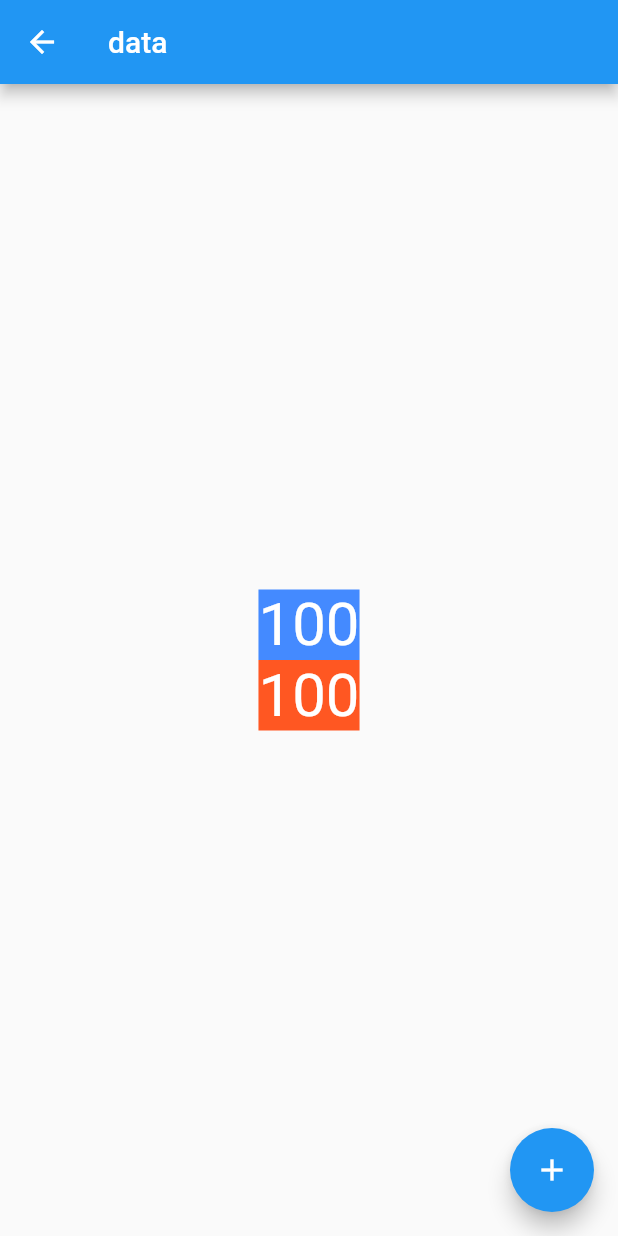
After one commit to AlexanderYeah/AwsomeFlutterPlayground, a Flutter app: the InheritedDmeoPage screen opened by its route, on a phone screen of 412 x 824 dp. The commit adds this screen. Run offline on Flutter 3.47's test engine with Material 2 defaults, Android fonts, the phone set to English and light mode, and no system bars; our stand-ins replace camera, dio, flutter_screenutil, get, permission_handler, shared_preferences and 1 more; accounts and stored records are empty.

Commit message:
InheritedWidget 的使用

```diff
--- a/awsome_flutter/lib/jiezhi/localData/jz_local_data.dart
+++ b/awsome_flutter/lib/jiezhi/localData/jz_local_data.dart
@@ -68,6 +68,12 @@ List jz_state_data = [
     "tips":
         "GetX 因为不需要上下文，突破了InheritedWidget的限制，我们可以在全局和模块间共享状态，这正是 BLoc 、Provider 等框架的短板"
   },
+  {
+    "route": "/inherited_widget_demo",
+    "title": "InheritedWidget",
+    "content": "InheritedWidget 可以实现跨组件数据的传递",
+    "tips": "InheritedWidget 可以实现跨组件数据的传递"
+  },
 ];
 
 List jz_route_data = [
--- /dev/null
+++ b/awsome_flutter/lib/jiezhi/state/inherited_widget_demo.dart
@@ -0,0 +1,109 @@
+import 'package:flutter/material.dart';
+
+class MyInheritedCounter extends InheritedWidget {
+  // 这是共享的数据
+  final int counter;
+
+  const MyInheritedCounter(
+      {super.key, required this.child, required this.counter})
+      : super(child: child);
+
+  final Widget child;
+
+  static MyInheritedCounter? of(BuildContext context) {
+    // 沿着Element 树 去找最近的MyInheritedCounter，从Element 中取出Widget对象
+    return context.dependOnInheritedWidgetOfExactType<MyInheritedCounter>();
+  }
+
+  // 这个方法决定了要不要回调State中的didChangeDependencies
+  // 如果返回true,那么就会执行当前InheritedWidget 的state 中的  didChangeDependencies 方法
+  @override
+  bool updateShouldNotify(MyInheritedCounter oldWidget) {
+    return true;
+  }
+}
+
+class InheritedDmeoPage extends StatefulWidget {
+  const InheritedDmeoPage({super.key});
+  @override
+  State<InheritedDmeoPage> createState() => _InheritedDmeoPageState();
+}
+
+class _InheritedDmeoPageState extends State<InheritedDmeoPage> {
+  int _count = 100;
+  @override
+  Widget build(BuildContext context) {
+    return Scaffold(
+      appBar: AppBar(
+        title: Text("data"),
+      ),
+      body: MyInheritedCounter(
+          child: Center(
+            child: Column(
+              mainAxisAlignment: MainAxisAlignment.center,
+              children: [InheritedDmeoData1(), InheritedDmeoData2()],
+            ),
+          ),
+          counter: _count),
+      floatingActionButton: FloatingActionButton(
+        onPressed: () {
+          setState(() {
+            _count++;
+          });
+        },
+        child: Icon(Icons.add),
+      ),
+    );
+  }
+}
+
+class InheritedDmeoData1 extends StatefulWidget {
+  const InheritedDmeoData1({super.key});
+
+  @override
+  State<InheritedDmeoData1> createState() => _InheritedDmeoData1State();
+}
+
+class _InheritedDmeoData1State extends State<InheritedDmeoData1> {
+  @override
+  void didChangeDependencies() {
+    // TODO: implement didChangeDependencies
+    super.didChangeDependencies();
+    print("didChangeDependencies 被调用了");
+  }
+
+  @override
+  Widget build(BuildContext context) {
+    // 获取数据
+    int counter = MyInheritedCounter.of(context)!.counter;
+    return Container(
+      color: Colors.blueAccent,
+      child: Text(
+        "${counter}",
+        style: TextStyle(color: Colors.white, fontSize: 40),
+      ),
+    );
+  }
+}
+
+class InheritedDmeoData2 extends StatefulWidget {
+  const InheritedDmeoData2({super.key});
+
+  @override
+  State<InheritedDmeoData2> createState() => _InheritedDmeoData2State();
+}
+
+class _InheritedDmeoData2State extends State<InheritedDmeoData2> {
+  @override
+  Widget build(BuildContext context) {
+    int counter = MyInheritedCounter.of(context)!.counter;
+
+    return Container(
+      color: Colors.deepOrange,
+      child: Text(
+        "${counter}",
+        style: TextStyle(color: Colors.white, fontSize: 40),
+      ),
+    );
+  }
+}
--- a/awsome_flutter/lib/routers/route_pages.dart
+++ b/awsome_flutter/lib/routers/route_pages.dart
@@ -1,4 +1,5 @@
 import 'package:awsome_flutter/jiezhi/camera/camera.dart';
+import 'package:awsome_flutter/jiezhi/state/inherited_widget_demo.dart';
 import 'package:awsome_flutter/jiezhi/widget/future_demo.dart';
 import 'package:awsome_flutter/jiezhi/widget/stateless_widget_demo.dart';
 import 'package:awsome_flutter/juexin/widget/widget_communicate_device.dart';
@@ -205,4 +206,8 @@ List<GetPage<dynamic>> RoutePages = [
     name: '/global_key_demo',
     page: () => GlobalKeyDemoPage(),
   ),
+  GetPage(
+    name: '/inherited_widget_demo',
+    page: () => InheritedDmeoPage(),
+  ),
 ];
```
